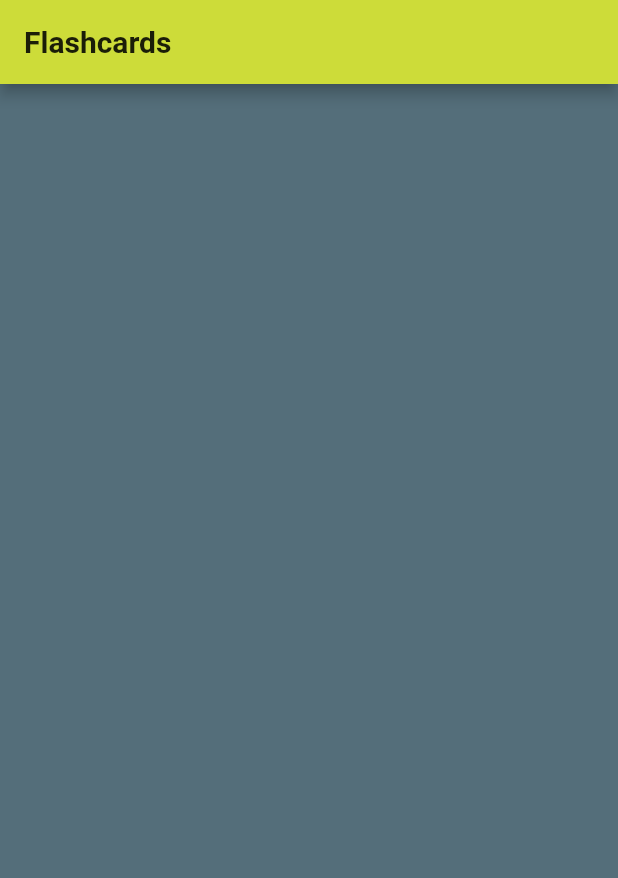
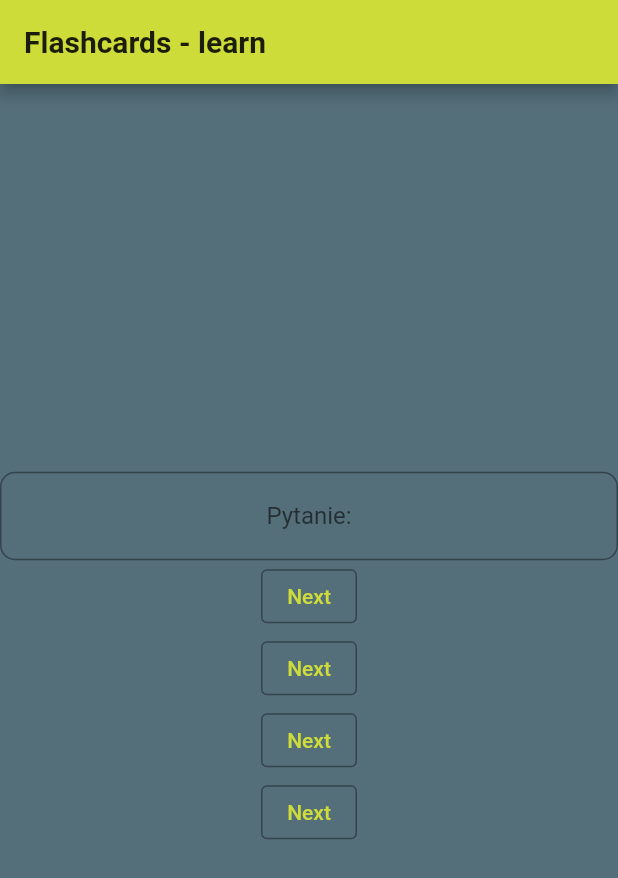
Before and after one commit to dzlk17/Flashcards, a Flutter app: the screen it shows after launch, on a phone screen of 412 x 824 dp. Shown: the top 878 px of the screen. Run offline on Flutter 3.47's test engine with Material 2 defaults, Android fonts, the phone set to English and light mode, and no system bars.

Commit message:
learn page view

```diff
--- /dev/null
+++ b/lib/learnPage.dart
@@ -0,0 +1,34 @@
+import 'package:flutter/material.dart';
+
+class LearnPage extends StatefulWidget {
+  const LearnPage({super.key});
+  @override
+  State<LearnPage> createState() => _LearnPageState();
+}
+
+class _LearnPageState extends State<LearnPage> {
+  @override
+  Widget build(BuildContext context) {
+    return Scaffold(
+        appBar: AppBar(
+            title: const Text('Flashcards - learn', style: TextStyle(color: Colors.black87, fontWeight: FontWeight.bold))
+        ),
+        body:  Center(
+          child:
+            Column(
+              mainAxisAlignment: MainAxisAlignment.center,
+              children: [
+                TextField(decoration: InputDecoration( border: OutlineInputBorder(borderRadius: BorderRadius.circular(10.0),),
+                  hintText: 'Pytanie:',), textAlign: TextAlign.center,),
+                OutlinedButton(onPressed: (){print('button pressed');}, style: OutlinedButton.styleFrom( side: BorderSide(color: Colors.black38)) , child: Text('Next'),),
+                OutlinedButton(onPressed: (){print('button pressed');}, style: OutlinedButton.styleFrom( side: BorderSide(color: Colors.black38)) , child: Text('Next'),),
+                OutlinedButton(onPressed: (){print('button pressed');}, style: OutlinedButton.styleFrom( side: BorderSide(color: Colors.black38)) , child: Text('Next'),),
+                OutlinedButton(onPressed: (){print('button pressed');}, style: OutlinedButton.styleFrom( side: BorderSide(color: Colors.black38)) , child: Text('Next'),),
+
+              ]
+
+            )
+        )
+        );
+  }
+}
--- a/lib/main.dart
+++ b/lib/main.dart
@@ -1,4 +1,5 @@
 import 'package:flutter/material.dart';
+import 'learnPage.dart';
 import 'homePage.dart';
 
 const Color textColor = Colors.black87;
@@ -22,7 +23,7 @@ class MyApp extends StatelessWidget {
           bodyMedium: TextStyle(color: textColor),
         )
       ),
-      home: const MyHomePage(),
+      home: const LearnPage(),
     );
   }
 }
```
Also changed, not shown: pubspec.lock.
